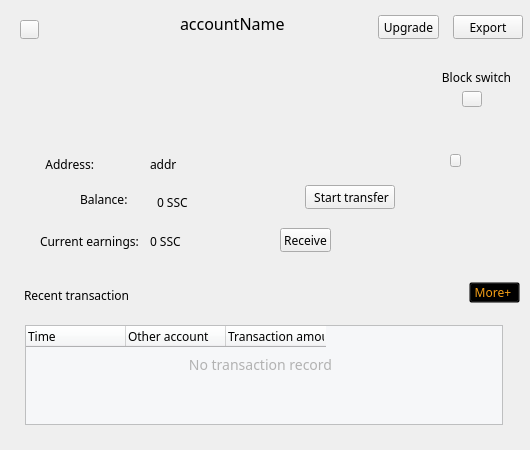
OutletsChain/pcWallet, file src/control/accountdetailwidget.ui: the form before one commit.
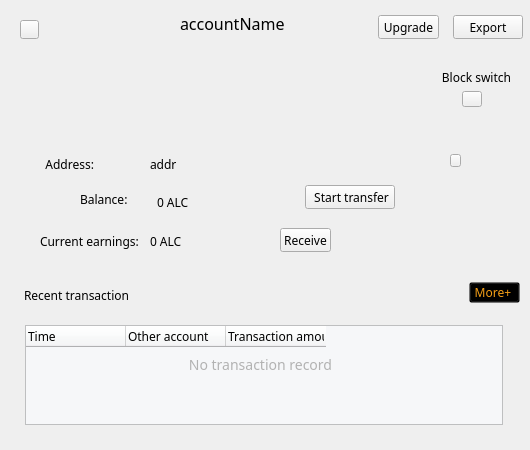
The form after the commit.

Diff of the .ui file:
```diff
--- a/src/control/accountdetailwidget.ui
+++ b/src/control/accountdetailwidget.ui
@@ -313,7 +313,7 @@
     </font>
    </property>
    <property name="text">
-    <string>0 SSC</string>
+    <string>0 ALC</string>
    </property>
   </widget>
   <widget class="QLabel" name="balanceLabel2">
@@ -397,7 +397,7 @@
     </rect>
    </property>
    <property name="text">
-    <string>0 SSC</string>
+    <string>0 ALC</string>
    </property>
   </widget>
   <widget class="QToolButton" name="withdrawBtn">
```
Left out of the diff: 2 changed lines with no effect on the pictures.
